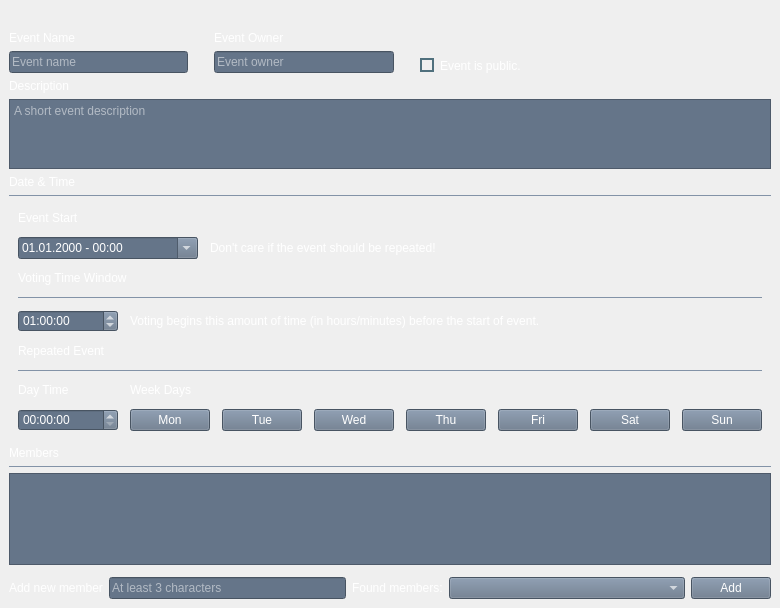
botorabi/Meet4Eat-Desktop, file src/app/gui/forms/widgeteventsettings.ui: the form before one commit.
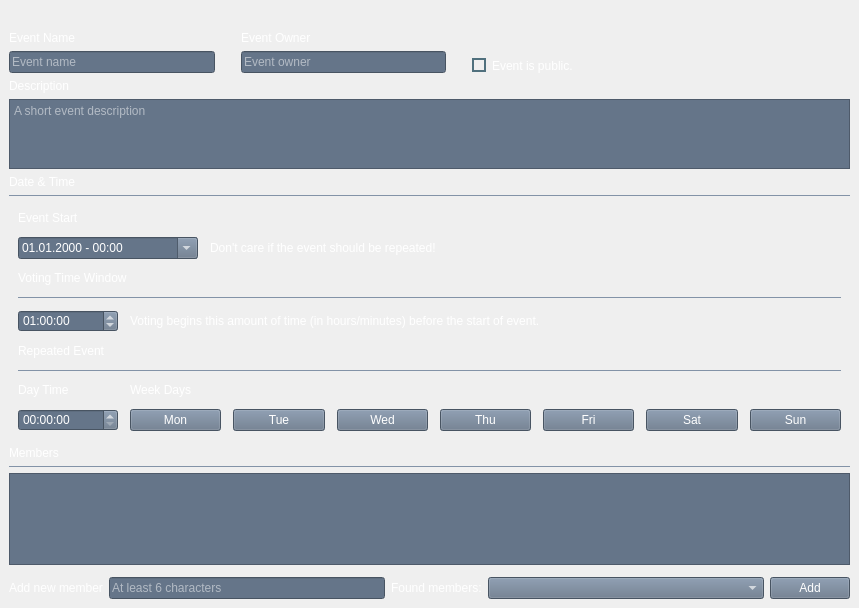
The form after the commit. Icons and pictures are not drawn.

Diff of the .ui file:
```diff
--- a/src/app/gui/forms/widgeteventsettings.ui
+++ b/src/app/gui/forms/widgeteventsettings.ui
@@ -6,7 +6,7 @@
    <rect>
     <x>0</x>
     <y>0</y>
-    <width>719</width>
+    <width>859</width>
     <height>608</height>
    </rect>
   </property>
@@ -856,7 +856,7 @@
                      <number>32</number>
                     </property>
                     <property name="placeholderText">
-                     <string>At least 3 characters</string>
+                     <string>At least 6 characters</string>
                     </property>
                    </widget>
                   </item>
```
Left out of the diff: 16 changed lines with no effect on the pictures.
